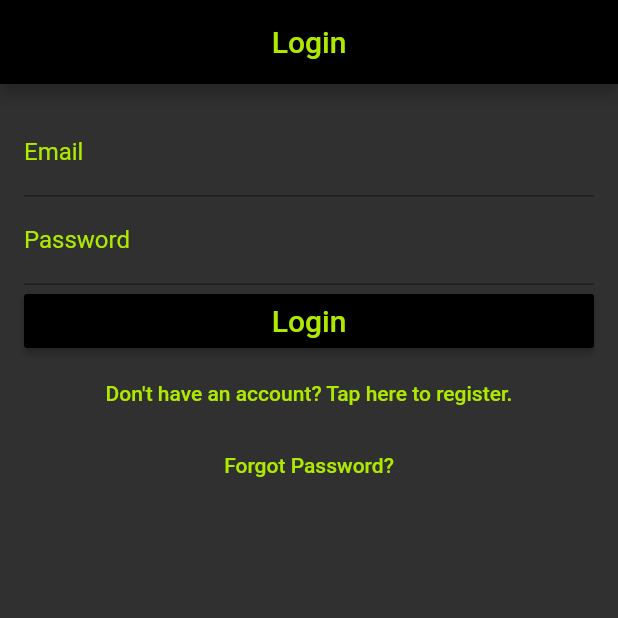
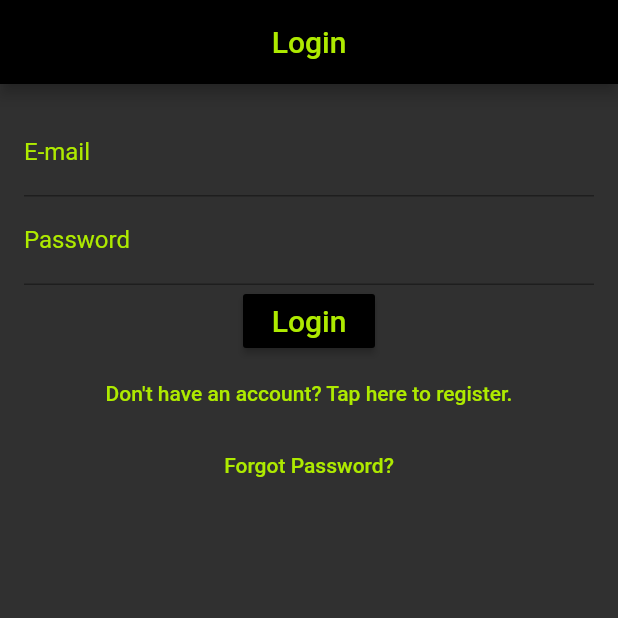
Before and after one commit to ahmed-alzahrani/gfg_mobile, a Flutter app: the screen it shows after launch, on a phone screen of 412 x 824 dp, the top half of it. Run offline on Flutter 3.47's test engine with Material 2 defaults, Android fonts, the phone set to English and light mode, and no system bars; our stand-ins replace dio, firebase_auth; accounts and stored records are empty.

Commit message:
fixed participants and login flow

```diff
--- a/lib/services/auth_service.dart
+++ b/lib/services/auth_service.dart
@@ -28,13 +28,15 @@ class AuthService {
   }
 
   //logs the user into the Firebase Authentication
-  void login (String email, String password) async {
+  Future<bool> login (String email, String password) async {
     try {
       //TODO: add ios app to Firebase project on mac once xcode is installed
       FirebaseUser user = await auth.signInWithEmailAndPassword(email: email, password: password);
       print("user: $user");
+      return true;
     } catch (error) {
       print("error: $error");
+      return false;
     }
   }
 
@@ -69,6 +71,7 @@ class AuthService {
       String url = 'http://10.0.2.2:8080/user/profile/' + user.uid;
       Response response = await dio.delete(url);
       if (response.statusCode == 200) {
+        print('deleting user');
         user.delete();
         auth.signOut();
         return true;
--- a/lib/services/data_service.dart
+++ b/lib/services/data_service.dart
@@ -96,7 +96,6 @@ class DataService {
 
   // returns a promise that resolves to a list of players that play for teams participating in a specific match
   Future<List> participants(String localTeamId, String visitorTeamId) async {
-    print('ok');
     final uid = await auth.currentUser();
     try {
       final url = 'http://10.0.2.2:8080/user/participants/' + uid + '/' + localTeamId + '/' + visitorTeamId;
--- a/lib/util/user_validator.dart
+++ b/lib/util/user_validator.dart
@@ -3,6 +3,7 @@ class UserValidator {
 
   // validates that a proper e-mail address has been entered
   bool isEmailAddressValid(String email) {
+    print('checking email');
     RegExp exp = new RegExp (
       r"^[\w-.]+@([\w-]+.)+[\w-]{2,4}$",
       caseSensitive: false,
@@ -24,6 +25,9 @@ class UserValidator {
   */
 
   bool isPasswordValid(String password) {
-    return true;
+    print('checking password');
+    print(password);
+    print(password.length);
+    return (password.length > 5);
   }
 }
--- a/lib/views/login_page.dart
+++ b/lib/views/login_page.dart
@@ -5,8 +5,9 @@ import 'package:gfg_mobile/util/themes.dart';
 
 class LoginPage extends StatefulWidget {
 
-  LoginPage(this.onSignedIn);
+  LoginPage(this.onSignedIn, this.onCreateAccount);
   final VoidCallback onSignedIn;
+  final VoidCallback onCreateAccount;
 
   @override
   State<StatefulWidget> createState() => new _LoginPageState();
@@ -19,14 +20,37 @@ enum FormType {
 
 class _LoginPageState extends State<LoginPage> {
 
-  final formKey = new GlobalKey<FormState>(); // form key
   final validate = new UserValidator(); // RegEx to make sure user email and password are valid
   final auth = new AuthService();
   final theme = new Themes();
 
-  String _email;
-  String _password;
+  final TextEditingController _emailFilter = new TextEditingController();
+  final TextEditingController _passwordFilter = new TextEditingController();
+  String _email = "";
+  String _password = "";
   FormType _form = FormType.login; // default is login, only switch to register if the user taps that they don't have an account
+
+  _LoginPageState() {
+    _emailFilter.addListener(_emailListen);
+    _passwordFilter.addListener(_passwordListen);
+  }
+
+  void _emailListen() {
+    if (_emailFilter.text.isEmpty) {
+      _email = "";
+    } else {
+      _email = _emailFilter.text;
+    }
+  }
+
+  void _passwordListen() {
+    if (_passwordFilter.text.isEmpty) {
+      _password = "";
+    } else {
+      _password = _passwordFilter.text;
+    }
+  }
+
 
   // change to whichever form type is not currently being displayed
   void _formChange () async {
@@ -46,13 +70,12 @@ class _LoginPageState extends State<LoginPage> {
       appBar: _buildBar(context),
       body: new Container(
         padding: EdgeInsets.all(16.0),
-        child: new Form( // handles the email and password input from users
-          key: formKey,
         child: new Column(
-            crossAxisAlignment: CrossAxisAlignment.stretch,
-            children: _buildTextFields() + _buildButtons(),
+          children: <Widget>[
+            _buildTextFields(),
+            _buildButtons(),
+          ],
         ),
-        )
       )
     );
   }
@@ -66,28 +89,42 @@ class _LoginPageState extends State<LoginPage> {
   }
 
   // returns the two text fields, one for email and one for password
-  List<Widget> _buildTextFields() {
-    return [
-      new TextFormField(
+  Widget _buildTextFields() {
+    return new Container(
+      child: new Column(
+        children: <Widget>[
+          new Container(
+            child: new TextField(
+              controller: _emailFilter,
               style: theme.textStyle,
-        decoration: new InputDecoration(labelText: 'Email', labelStyle: theme.textStyle),
-        validator: (value) => validate.isEmailAddressValid(value) ? null : 'Invalid E-mail',
-        onSaved: (value) => _email = value,
+              decoration: new InputDecoration(
+                labelText: 'E-mail',
+                labelStyle: theme.textStyle,
               ),
-      new TextFormField(
+            )
+          ),
+          new Container(
+            child: new TextField(
+              controller: _passwordFilter,
               style: theme.textStyle,
-        decoration: new InputDecoration(labelText: 'Password', labelStyle: theme.textStyle),
-        validator: (value) => validate.isPasswordValid(value) ? null : 'Invalid Password',
-        onSaved: (value) => _password = value,
+              decoration: new InputDecoration(
+                labelText: 'Password',
+                labelStyle: theme.textStyle,
+              ),
               obscureText: true,
+            ),
           )
-    ];
+        ],
+      ),
+    );
   }
 
   // builds either the login or create account buttons as well as the transition button depending on which form is up
-  List<Widget> _buildButtons() {
+  Widget _buildButtons() {
     if (_form == FormType.login) {
-      return [
+      return new Container(
+        child: new Column(
+          children: <Widget>[
             new RaisedButton(
               child: new Text('Login', style: new TextStyle(
                 fontSize: 20.0,
@@ -103,9 +140,13 @@ class _LoginPageState extends State<LoginPage> {
               child: new Text('Forgot Password?', style: new TextStyle(fontSize: 14.0, color: theme.textColor)),
               onPressed: _passwordReset,
             )
-      ];
+          ],
+        ),
+      );
     } else {
-      return [
+      return new Container(
+        child: new Column(
+          children: <Widget>[
             new RaisedButton(
               child: new Text('Create an Account', style: new TextStyle(fontSize: 20.0, color: theme.textColor)),
               onPressed: _createAccountPressed,
@@ -114,44 +155,71 @@ class _LoginPageState extends State<LoginPage> {
               child: new Text('Have an account? Click here to login.', style: new TextStyle(fontSize: 14.0, color: theme.textColor)),
               onPressed: _formChange,
             )
-      ];
+          ],
+        ),
+      );
     }
   }
 
   // handles call to backend to create account
   void _createAccountPressed () async {
-    final form = formKey.currentState;
-    if (form.validate()) {
-      form.save();
+      if (validate.isEmailAddressValid(_email) && validate.isPasswordValid(_password)) {
       auth.createAccount(_email, _password);
-      widget.onSignedIn();
+      widget.onCreateAccount();
     } else {
-      print("the form was invalid somehow");
+      showDialog(
+        context: context,
+        builder: (BuildContext context) {
+          return AlertDialog(
+            title: new Text('Account Creation Failed'),
+            content: new Text('Please review your e-mail/pass and try again'),
+            actions: <Widget>[
+              new FlatButton(
+                child: new Text('Close'),
+                onPressed: () {
+                  Navigator.of(context).pop();
+                },
+              )
+            ],
+          );
+        }
+      );
       // TODO: add Widget for incorrect e-mail / pass?
     }
   }
 
   // handles call to Firebase Auth to login
   void _loginPressed () async {
-    final form = formKey.currentState;
-    if (form.validate()) {
-      form.save();
-      auth.login(_email, _password);
+    bool result = await auth.login(_email, _password);
+    if (result) {
       widget.onSignedIn();
     } else {
-      // either email or pass is invalid
-      // TODO: add Widget for incorrect e-mail / pass?
+      showDialog(
+          context: context,
+          builder: (BuildContext context) {
+            return AlertDialog(
+              title: new Text('Login Failed'),
+              content: new Text('Please review your e-mail/pass and try again, if you have forgotten your password, use the link at the bottom of the page to reset it.'),
+              actions: <Widget>[
+                new FlatButton(
+                  child: new Text('Close'),
+                  onPressed: () {
+                    Navigator.of(context).pop();
+                  },
+                )
+              ],
+            );
+          }
+      );
     }
   }
 
   // sends password reset to user
   void _passwordReset () async {
-    final form = formKey.currentState;
-    form.save();
     if (validate.isEmailAddressValid(_email)) {
       auth.passwordReset(_email);
     } else {
-      form.validate();
+      // TODO: implement this as attempted sign-in that then e-mails the user if successful and logs out
     }
   }
 }
--- a/lib/views/root_page.dart
+++ b/lib/views/root_page.dart
@@ -11,6 +11,7 @@ class RootPage extends StatefulWidget {
 }
 
 enum AuthStatus {
+  createAccount,
   signedIn,
   notSignedIn
 }
@@ -27,8 +28,14 @@ class _RootPageState extends State<RootPage> {
     });
   }
 
+  void _createAccount() {
+    setState(() {
+      _authStatus = AuthStatus.createAccount;
+    });
+  }
   void _signedIn() {
     setState(() {
+     // _index = index;
       _authStatus = AuthStatus.signedIn;
     });
   }
@@ -45,9 +52,11 @@ class _RootPageState extends State<RootPage> {
   Widget build(BuildContext context) {
     switch (_authStatus) {
       case AuthStatus.signedIn:
-        return new HomePage(_signedOut);
+        return new HomePage(_signedOut, 0);
+      case AuthStatus.createAccount:
+        return new HomePage(_signedOut, 4);
       default:
-        return new LoginPage(_signedIn);
+        return new LoginPage(_signedIn, _createAccount);
     }
   }
 }
```
Also changed, not shown: lib/views/home_page.dart (+8 -4 lines), lib/views/matches_page.dart (+4 -25 lines), 1 other file. Lines whose indentation alone changed are shown as unchanged.
